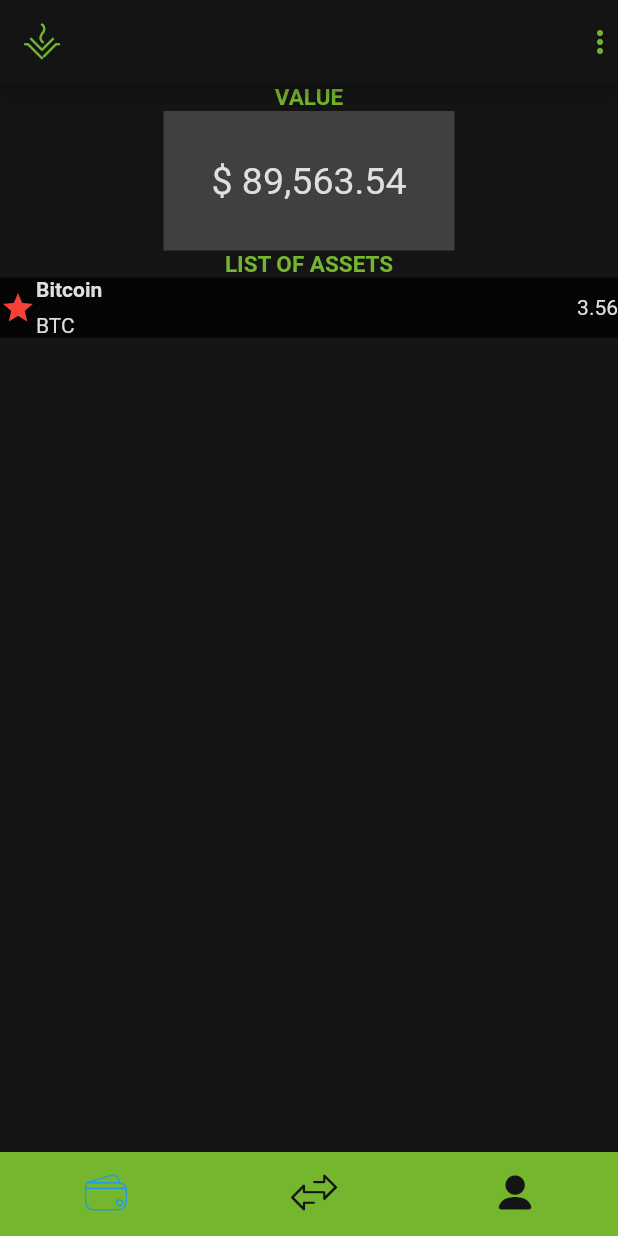
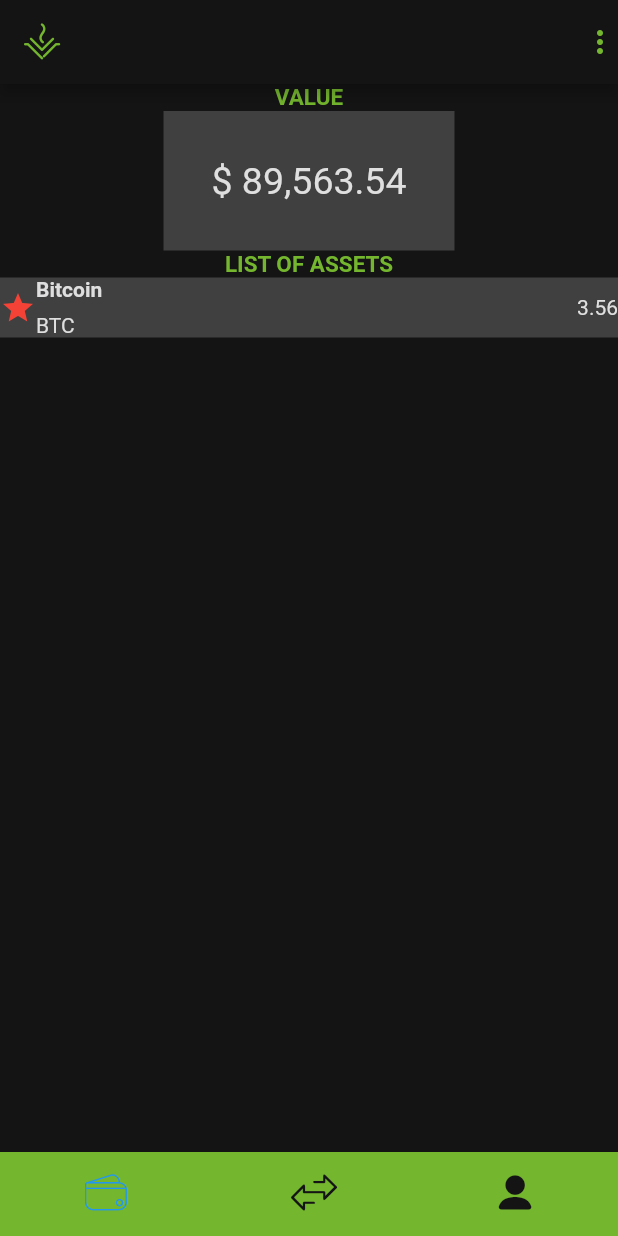
Before and after one commit to Vesta-wallet/vesta, a Flutter app: the screen it shows after launch, on a phone screen of 412 x 824 dp. Run offline on Flutter 3.47's test engine with Material 2 defaults, Android fonts, the phone set to English and light mode, and no system bars.

Commit message:
Fixed asset backgroundcolor

```diff
--- a/vesta/lib/main.dart
+++ b/vesta/lib/main.dart
@@ -192,7 +192,7 @@ class _AssetWidgetState extends State<AssetWidget> {
   @override
   Widget build(BuildContext context) {
     return ColoredBox(
-      color: Color(0xff4040404),
+      color: Color(0xff404040),
       child: Row(
         children: [
           // Asset Icon - This should be a custom icon but I'm not sure how to pass it down yet
```
